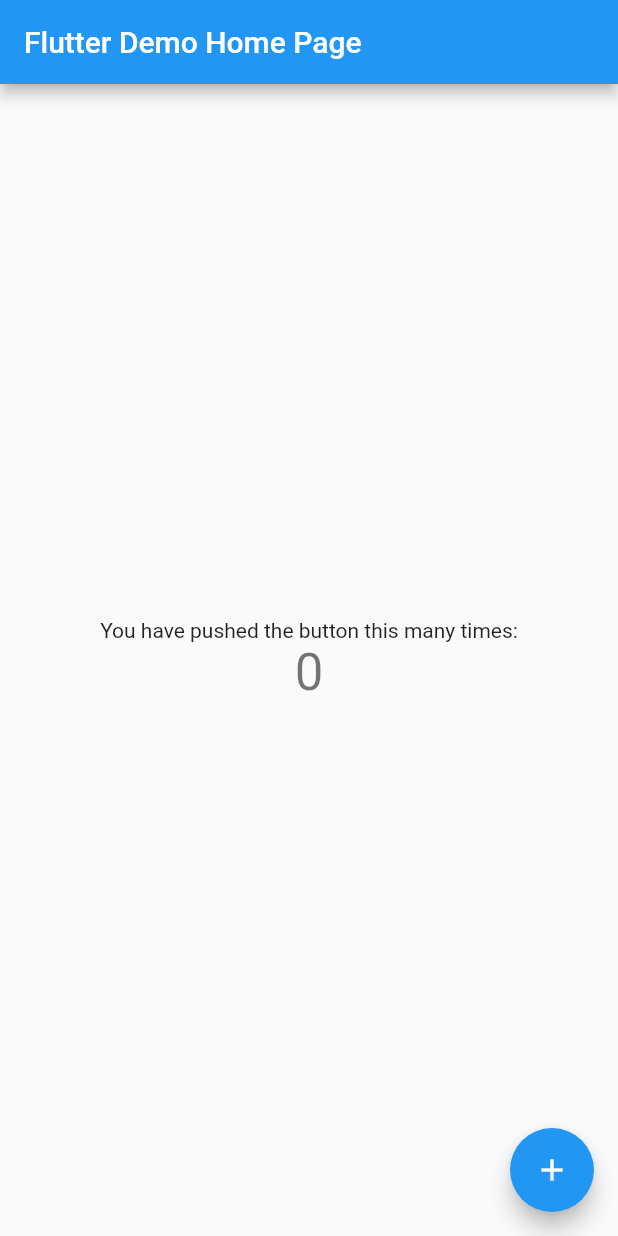
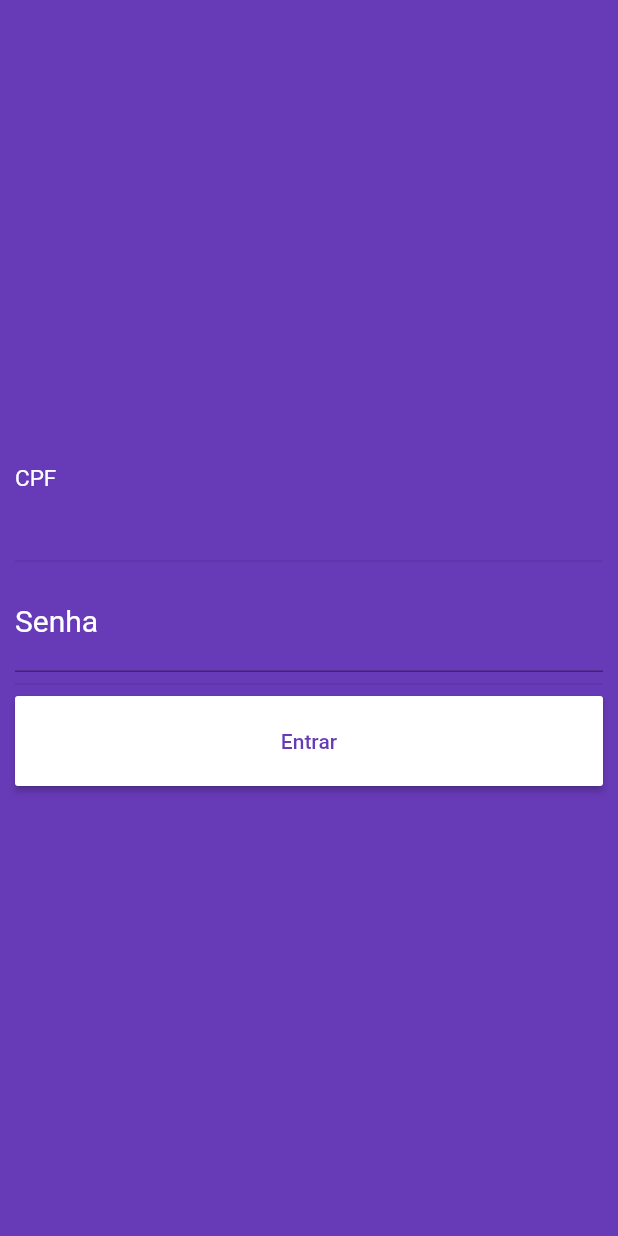
Before and after one commit to jamessom/flutter-side-project, a Flutter app: the screen it shows after launch, on a phone screen of 412 x 824 dp. Run offline on Flutter 3.47's test engine with Material 2 defaults, Android fonts, the phone set to English and light mode, and no system bars.

Commit message:
add basic login page

```diff
--- a/lib/main.dart
+++ b/lib/main.dart
@@ -1,111 +1,15 @@
 import 'package:flutter/material.dart';
+import 'pages/login.page.dart';
 
-void main() => runApp(MyApp());
+void main() => runApp(App());
 
-class MyApp extends StatelessWidget {
-  // This widget is the root of your application.
+class App extends StatelessWidget {
   @override
   Widget build(BuildContext context) {
     return MaterialApp(
-      title: 'Flutter Demo',
-      theme: ThemeData(
-        // This is the theme of your application.
-        //
-        // Try running your application with "flutter run". You'll see the
-        // application has a blue toolbar. Then, without quitting the app, try
-        // changing the primarySwatch below to Colors.green and then invoke
-        // "hot reload" (press "r" in the console where you ran "flutter run",
-        // or simply save your changes to "hot reload" in a Flutter IDE).
-        // Notice that the counter didn't reset back to zero; the application
-        // is not restarted.
-        primarySwatch: Colors.blue,
-      ),
-      home: MyHomePage(title: 'Flutter Demo Home Page'),
+      title: 'FSP',
+      theme: ThemeData(primarySwatch: Colors.deepPurple),
+      home: LoginPage(),
     );
   }
 }
-
-class MyHomePage extends StatefulWidget {
-  MyHomePage({Key key, this.title}) : super(key: key);
-
-  // This widget is the home page of your application. It is stateful, meaning
-  // that it has a State object (defined below) that contains fields that affect
-  // how it looks.
-
-  // This class is the configuration for the state. It holds the values (in this
-  // case the title) provided by the parent (in this case the App widget) and
-  // used by the build method of the State. Fields in a Widget subclass are
-  // always marked "final".
-
-  final String title;
-
-  @override
-  _MyHomePageState createState() => _MyHomePageState();
-}
-
-class _MyHomePageState extends State<MyHomePage> {
-  int _counter = 0;
-
-  void _incrementCounter() {
-    setState(() {
-      // This call to setState tells the Flutter framework that something has
-      // changed in this State, which causes it to rerun the build method below
-      // so that the display can reflect the updated values. If we changed
-      // _counter without calling setState(), then the build method would not be
-      // called again, and so nothing would appear to happen.
-      _counter++;
-    });
-  }
-
-  @override
-  Widget build(BuildContext context) {
-    // This method is rerun every time setState is called, for instance as done
-    // by the _incrementCounter method above.
-    //
-    // The Flutter framework has been optimized to make rerunning build methods
-    // fast, so that you can just rebuild anything that needs updating rather
-    // than having to individually change instances of widgets.
-    return Scaffold(
-      appBar: AppBar(
-        // Here we take the value from the MyHomePage object that was created by
-        // the App.build method, and use it to set our appbar title.
-        title: Text(widget.title),
-      ),
-      body: Center(
-        // Center is a layout widget. It takes a single child and positions it
-        // in the middle of the parent.
-        child: Column(
-          // Column is also layout widget. It takes a list of children and
-          // arranges them vertically. By default, it sizes itself to fit its
-          // children horizontally, and tries to be as tall as its parent.
-          //
-          // Invoke "debug painting" (press "p" in the console, choose the
-          // "Toggle Debug Paint" action from the Flutter Inspector in Android
-          // Studio, or the "Toggle Debug Paint" command in Visual Studio Code)
-          // to see the wireframe for each widget.
-          //
-          // Column has various properties to control how it sizes itself and
-          // how it positions its children. Here we use mainAxisAlignment to
-          // center the children vertically; the main axis here is the vertical
-          // axis because Columns are vertical (the cross axis would be
-          // horizontal).
-          mainAxisAlignment: MainAxisAlignment.center,
-          children: <Widget>[
-            Text(
-              'You have pushed the button this many times:',
-            ),
-            Text(
-              '$_counter',
-              style: Theme.of(context).textTheme.display1,
-            ),
-          ],
-        ),
-      ),
-      floatingActionButton: FloatingActionButton(
-        onPressed: _incrementCounter,
-        tooltip: 'Increment',
-        child: Icon(Icons.add),
-      ), // This trailing comma makes auto-formatting nicer for build methods.
-    );
-  }
-}
--- /dev/null
+++ b/lib/pages/login.page.dart
@@ -0,0 +1,70 @@
+import 'package:flutter/material.dart';
+
+class LoginPage extends StatefulWidget {
+  @override
+  _LoginPageState createState() => _LoginPageState();
+}
+
+class _LoginPageState extends State<LoginPage> {
+  @override
+  Widget build(BuildContext context) {
+    return Scaffold(
+      backgroundColor: Colors.deepPurple,
+      body: Padding(
+        padding: EdgeInsets.all(10),
+        child: Center(
+          child: Column(
+            crossAxisAlignment: CrossAxisAlignment.stretch,
+            mainAxisAlignment: MainAxisAlignment.center,
+            children: <Widget>[
+              cpfInput(),
+              Divider(),
+              passInput(),
+              Divider(),
+              actionButton()
+            ],
+          ),
+        ),
+      ),
+    );
+  }
+
+  cpfInput() {
+    return TextFormField(
+      autofocus: true,
+      keyboardType: TextInputType.number,
+      style: new TextStyle(color: Colors.white, fontSize: 20),
+      decoration: InputDecoration(
+        labelText: "CPF",
+        labelStyle: TextStyle(color: Colors.white)
+      ),
+    );
+  }
+
+  passInput() {
+    return TextFormField(
+      autofocus: true,
+      obscureText: true,
+      keyboardType: TextInputType.text,
+      style: new TextStyle(color: Colors.white, fontSize: 20),
+      decoration: InputDecoration(
+        labelText: "Senha",
+        labelStyle: TextStyle(color: Colors.white)
+      ),
+    );
+  }
+
+  actionButton() {
+    return ButtonTheme(
+      height: 60.0,
+      child: RaisedButton(
+        onPressed: () => {},
+        child: Text(
+          "Entrar",
+          style: TextStyle(color: Colors.deepPurple),
+        ),
+        color: Colors.white,
+      ),
+    );
+  }
+}
```
Also changed, not shown: 1 other file.
